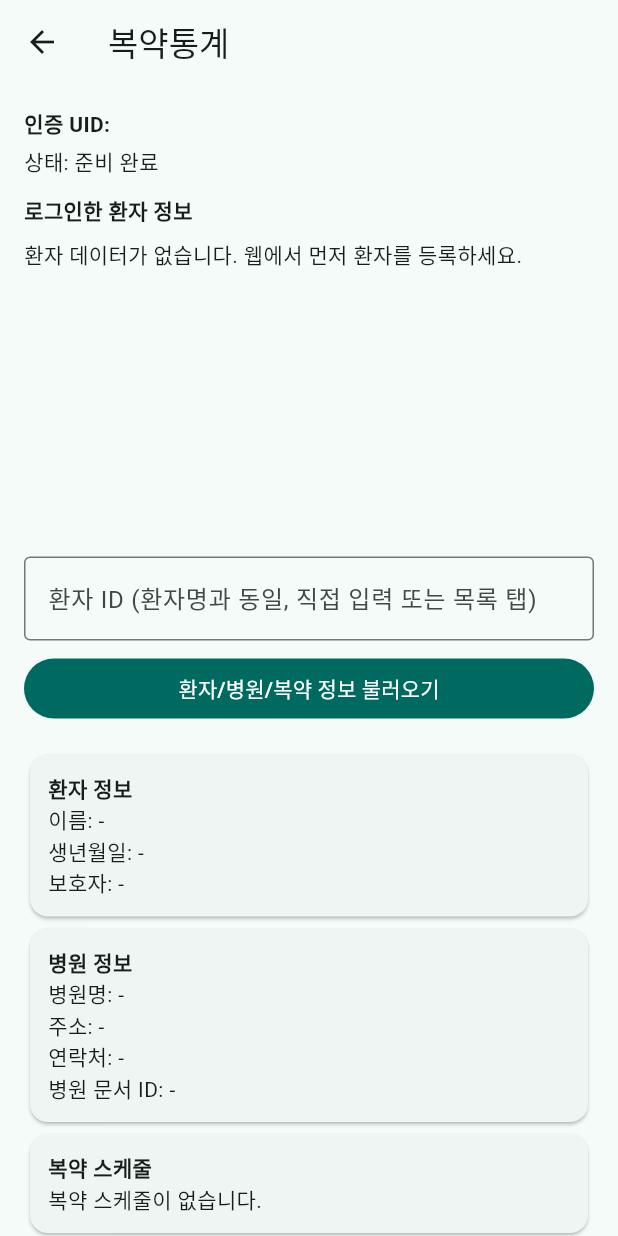
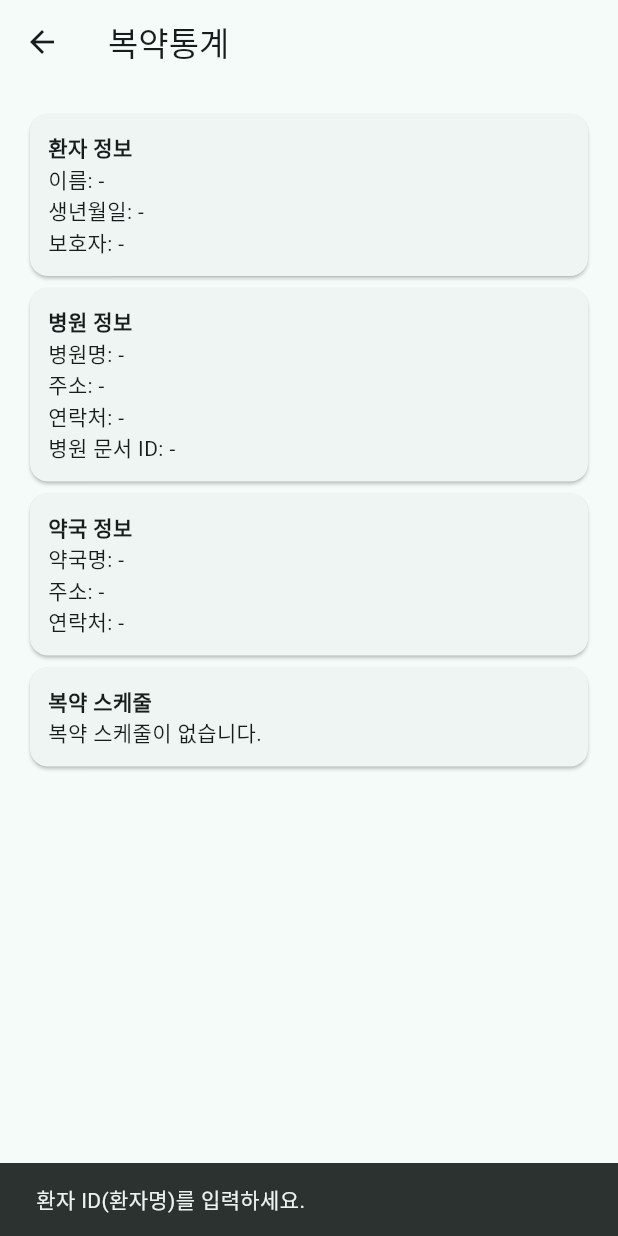
Before and after one commit to bigjw16/Capstone, a Flutter app: the MedicationStatsPage screen opened directly, on a phone screen of 412 x 824 dp. Run offline on Flutter 3.47's test engine with Material 3 defaults, Android fonts, the light colour scheme and no system bars; our stand-ins replace cloud_firestore, firebase_auth, firebase_core; accounts and stored records are empty; network calls fail.

Commit message:
Simplify medication stats page to patient/hospital/pharmacy/schedule only

```diff
--- a/flutter_app/lib/main.dart
+++ b/flutter_app/lib/main.dart
@@ -798,6 +798,14 @@ class _MedicationStatsPageState extends State<MedicationStatsPage> {
   List<QueryDocumentSnapshot<Map<String, dynamic>>> _medScheduleDocs = [];
   String _status = '준비 완료';
 
+  @override
+  void initState() {
+    super.initState();
+    WidgetsBinding.instance.addPostFrameCallback((_) {
+      loadPatientAndHospital();
+    });
+  }
+
   Future<void> loadPatientAndHospital({String? patientIdFromList}) async {
     final patientId = (patientIdFromList ?? PatientSession.patientId.value ?? _patientIdCtrl.text).trim();
     if (patientId.isEmpty) {
@@ -881,70 +889,11 @@ class _MedicationStatsPageState extends State<MedicationStatsPage> {
 
   @override
   Widget build(BuildContext context) {
-    final uid = FirebaseAuth.instance.currentUser?.uid ?? '미로그인';
-
     return Scaffold(
       appBar: AppBar(title: const Text('복약통계')),
       body: ListView(
         padding: const EdgeInsets.all(16),
         children: [
-          Text('인증 UID: $uid', style: const TextStyle(fontWeight: FontWeight.w600)),
-          const SizedBox(height: 4),
-          Text('상태: $_status'),
-          const SizedBox(height: 12),
-          const Text('로그인한 환자 정보', style: TextStyle(fontWeight: FontWeight.bold)),
-          const SizedBox(height: 8),
-          SizedBox(
-            height: 200,
-            child: StreamBuilder<QuerySnapshot<Map<String, dynamic>>>(
-              stream: FirebaseFirestore.instance
-                  .collection('patients')
-                  .where(FieldPath.documentId, isEqualTo: PatientSession.patientId.value)
-                  .snapshots(),
-              builder: (context, snapshot) {
-                if (snapshot.hasError) {
-                  return Text('환자 목록 조회 실패: ${snapshot.error}');
-                }
-                if (!snapshot.hasData) {
-                  return const Center(child: CircularProgressIndicator());
-                }
-
-                final docs = snapshot.data!.docs;
-                if (docs.isEmpty) {
-                  return const Text('환자 데이터가 없습니다. 웹에서 먼저 환자를 등록하세요.');
-                }
-
-                return ListView.separated(
-                  itemCount: docs.length,
-                  separatorBuilder: (_, __) => const Divider(height: 1),
-                  itemBuilder: (context, index) {
-                    final doc = docs[index];
-                    final data = doc.data();
-                    return ListTile(
-                      dense: true,
-                      title: Text(data['name'] ?? '이름 없음'),
-                      subtitle: Text('patientId(=환자명): ${doc.id} / hospitalId: ${data['hospitalId'] ?? '-'}'),
-                      onTap: () => loadPatientAndHospital(patientIdFromList: doc.id),
-                    );
-                  },
-                );
-              },
-            ),
-          ),
-          const SizedBox(height: 12),
-          TextField(
-            controller: _patientIdCtrl,
-            decoration: const InputDecoration(
-              labelText: '환자 ID (환자명과 동일, 직접 입력 또는 목록 탭)',
-              border: OutlineInputBorder(),
-            ),
-          ),
-          const SizedBox(height: 8),
-          FilledButton(
-            onPressed: loadPatientAndHospital,
-            child: const Text('환자/병원/복약 정보 불러오기'),
-          ),
-          const SizedBox(height: 16),
           Card(
             child: Padding(
               padding: const EdgeInsets.all(12),
@@ -970,6 +919,20 @@ class _MedicationStatsPageState extends State<MedicationStatsPage> {
                   Text('주소: ${_hospitalDoc?.data()?['address'] ?? '-'}'),
                   Text('연락처: ${_hospitalDoc?.data()?['phone'] ?? '-'}'),
                   Text('병원 문서 ID: ${_hospitalDoc?.id ?? '-'}'),
+                ],
+              ),
+            ),
+          ),
+          Card(
+            child: Padding(
+              padding: const EdgeInsets.all(12),
+              child: Column(
+                crossAxisAlignment: CrossAxisAlignment.start,
+                children: [
+                  const Text('약국 정보', style: TextStyle(fontWeight: FontWeight.bold)),
+                  Text('약국명: ${_patientDoc?.data()?['pharmacyName'] ?? '-'}'),
+                  Text('주소: ${_patientDoc?.data()?['pharmacyAddress'] ?? '-'}'),
+                  Text('연락처: ${_patientDoc?.data()?['pharmacyPhone'] ?? '-'}'),
                 ],
               ),
             ),
```
